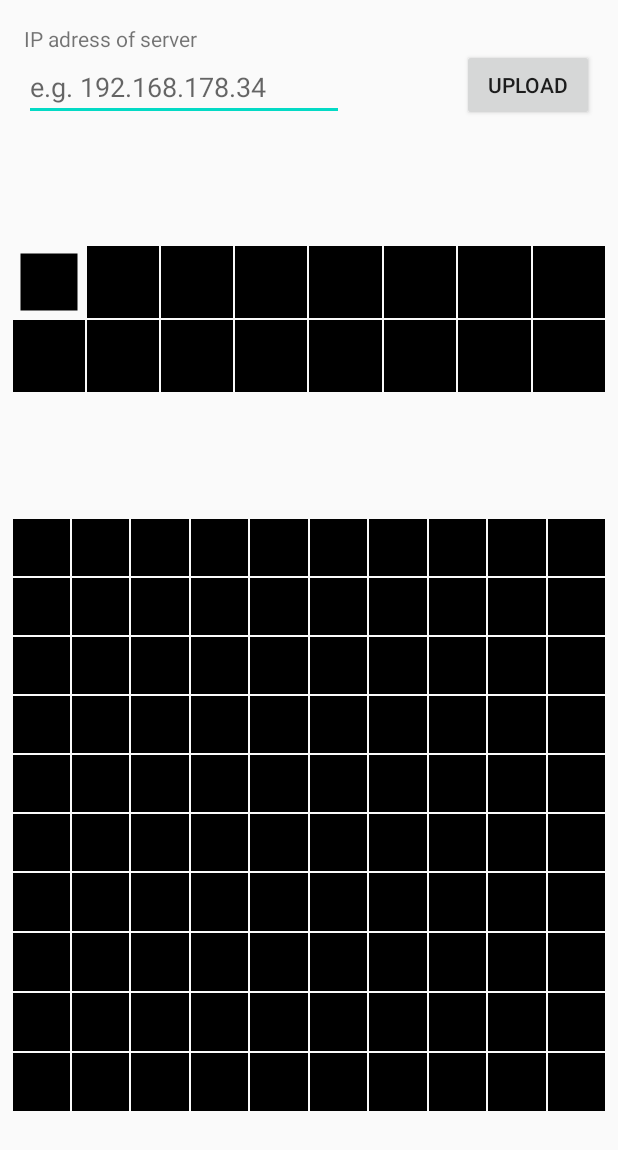
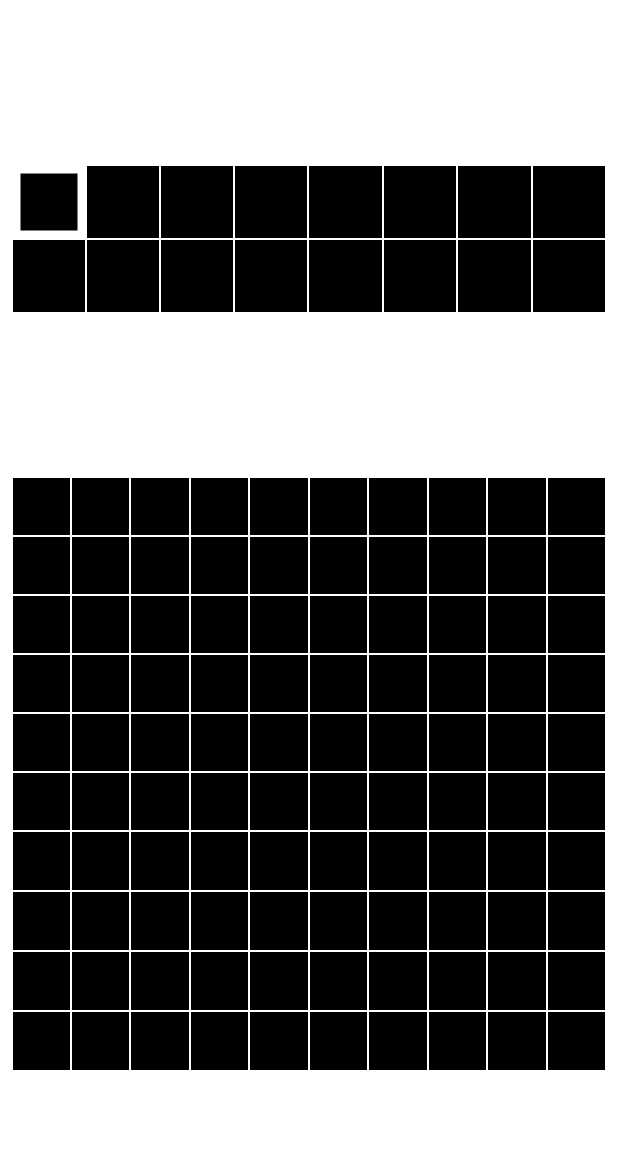
Before and after one commit to hahihohehe/ledmatrix, an Android app: the layout main_fragment.xml on its own in the app's theme, with its tools: preview values and no code run, on a phone screen of 412 x 824 dp. Shown: the top 1150 px of the screen. Run offline under Robolectric (Android 15) with nearby library versions, the phone set to English and light mode, and no system bars.

Commit message:
Moved upload button and settings to bottom sheet - not working for now

```diff
--- a/LedControl/app/build.gradle
+++ b/LedControl/app/build.gradle
@@ -29,8 +29,10 @@ dependencies {
     implementation 'androidx.core:core-ktx:1.3.1'
     implementation 'androidx.appcompat:appcompat:1.2.0'
     implementation 'androidx.constraintlayout:constraintlayout:2.0.1'
+    implementation 'androidx.coordinatorlayout:coordinatorlayout:1.1.0'
     implementation 'androidx.lifecycle:lifecycle-extensions:2.2.0'
     implementation 'androidx.lifecycle:lifecycle-viewmodel-ktx:2.2.0'
+    implementation 'com.google.android.material:material:1.2.1'
     testImplementation 'junit:junit:4.12'
     androidTestImplementation 'androidx.test.ext:junit:1.1.2'
     androidTestImplementation 'androidx.test.espresso:espresso-core:3.3.0'
--- a/LedControl/app/src/main/java/com/github/hahihohehe/ledmatrix/ledcontrol/MainActivity.kt
+++ b/LedControl/app/src/main/java/com/github/hahihohehe/ledmatrix/ledcontrol/MainActivity.kt
@@ -17,6 +17,8 @@ class MainActivity : AppCompatActivity() {
     override fun onCreate(savedInstanceState: Bundle?) {
         super.onCreate(savedInstanceState)
         setContentView(R.layout.main_activity)
+
+        setSupportActionBar(findViewById(R.id.toolbar))
 
         checkPermissions()
 
--- a/LedControl/app/src/main/res/layout/main_fragment.xml
+++ b/LedControl/app/src/main/res/layout/main_fragment.xml
@@ -7,37 +7,6 @@
     android:layout_height="match_parent"
     tools:context=".ui.main.MainFragment">
 
-    <TextView
-        android:id="@+id/textView"
-        android:layout_width="wrap_content"
-        android:layout_height="wrap_content"
-        android:layout_marginStart="16dp"
-        android:layout_marginLeft="16dp"
-        android:layout_marginTop="16dp"
-        android:text="IP adress of server"
-        app:layout_constraintStart_toStartOf="parent"
-        app:layout_constraintTop_toTopOf="parent" />
-
-    <EditText
-        android:id="@+id/etIpAddress"
-        android:layout_width="wrap_content"
-        android:layout_height="wrap_content"
-        android:ems="10"
-        android:hint="e.g. 192.168.178.34"
-        android:inputType="textPersonName"
-        app:layout_constraintStart_toStartOf="@+id/textView"
-        app:layout_constraintTop_toBottomOf="@+id/textView" />
-
-    <Button
-        android:id="@+id/btnUpload"
-        android:layout_width="wrap_content"
-        android:layout_height="wrap_content"
-        android:layout_marginEnd="16dp"
-        android:layout_marginRight="16dp"
-        android:text="Upload"
-        app:layout_constraintBottom_toBottomOf="@+id/etIpAddress"
-        app:layout_constraintEnd_toEndOf="parent" />
-
     <com.github.hahihohehe.ledmatrix.ledcontrol.ColorPaletteView
         android:id="@+id/colorPaletteView"
         android:layout_width="0dp"
@@ -46,8 +15,9 @@
         android:layout_marginEnd="8dp"
         app:layout_constraintBottom_toTopOf="@+id/matrixView"
         app:layout_constraintEnd_toEndOf="parent"
+        app:layout_constraintHorizontal_bias="0.5"
         app:layout_constraintStart_toStartOf="parent"
-        app:layout_constraintTop_toBottomOf="@id/etIpAddress" />
+        app:layout_constraintTop_toTopOf="parent" />
 
     <com.github.hahihohehe.ledmatrix.ledcontrol.MatrixView
         android:id="@+id/matrixView"
--- a/LedControl/app/src/main/res/values/styles.xml
+++ b/LedControl/app/src/main/res/values/styles.xml
@@ -1,6 +1,6 @@
 <resources>
     <!-- Base application theme. -->
-    <style name="AppTheme" parent="Theme.AppCompat.Light.DarkActionBar">
+    <style name="AppTheme" parent="Theme.MaterialComponents.DayNight.NoActionBar">
         <!-- Customize your theme here. -->
         <item name="colorPrimary">@color/colorPrimary</item>
         <item name="colorPrimaryDark">@color/colorPrimaryDark</item>
```
Also changed, not shown: LedControl/app/src/main/java/com/github/hahihohehe/ledmatrix/ledcontrol/ui/main/MainFragment.kt (+5 -5 lines), LedControl/app/src/main/res/layout/bottom_sheet.xml (added, +37 -0 lines), LedControl/app/src/main/res/layout/main_activity.xml (+27 -5 lines).
